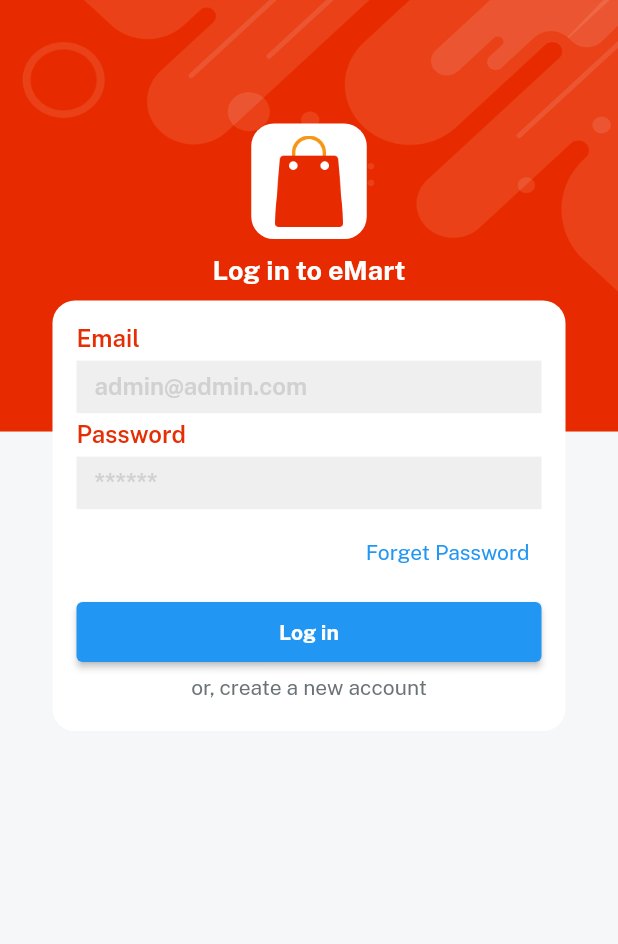
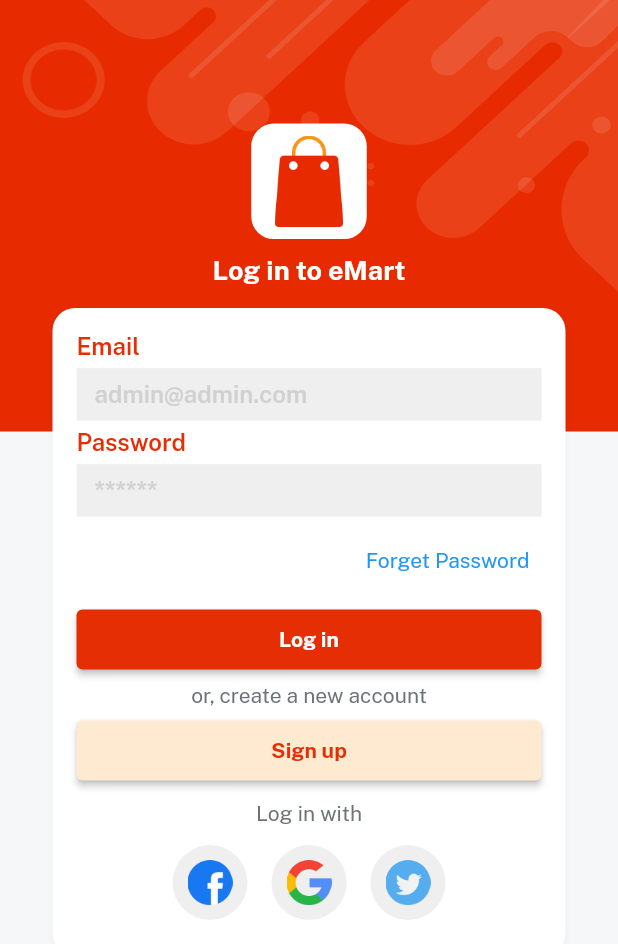
Before and after one commit to avikumar11haz/eMart_app, a Flutter app: the screen it shows after launch, on a phone screen of 412 x 824 dp. Shown: the top 944 px of the screen. Run offline on Flutter 3.47's test engine with Material 2 defaults, Android fonts, the phone set to English and light mode, and no system bars; our stand-ins replace get, velocity_x.

```diff
--- a/lib/consts/colors.dart
+++ b/lib/consts/colors.dart
@@ -7,3 +7,4 @@ const Color whiteColor = Color.fromRGBO(255, 255, 255, 1);
 const Color lightGrey = Color.fromRGBO(239, 239, 239, 1);
 const Color redColor = Color.fromRGBO(230, 46, 4, 1);
 const Color golden = Color.fromRGBO(255, 168, 0, 1);
+const Color lightgolden = Color(0xffFEEAD1);
--- /dev/null
+++ b/lib/consts/lists.dart
@@ -0,0 +1,5 @@
+
+
+import 'package:emart_app/consts/consts.dart';
+
+const socialIconList = [icFacebookLogo, icGoogleLogo, icTwitterLogo];
--- a/lib/consts/strings.dart
+++ b/lib/consts/strings.dart
@@ -6,7 +6,13 @@ const emailHint = "admin@admin.com";
     const password = "Password";
     const passwordHint ="******";
     const forgetPass = "Forget Password";
+    const retypePassword = "Retype Password";
+    const name = "Name";
+    const nameHint = "^v! kumar";
     const login = "Log in";
     const signup = "Sign up";
     const createNewAccount = "or, create a new account";
     const loginWith = "Log in with";
+    const privacyPolicy = "Privacy Policy";
+    const termAndCond = "Terms and Conditions";
+    const alreadyHaveAccount = "Already have an account? ";
--- a/lib/views/auth_screen/login_screen.dart
+++ b/lib/views/auth_screen/login_screen.dart
@@ -1,8 +1,11 @@
 import 'package:emart_app/consts/consts.dart';
+import 'package:emart_app/consts/lists.dart';
+import 'package:emart_app/views/auth_screen/signup_screen.dart';
 import 'package:emart_app/widgets_common/applog_widget.dart';
 import 'package:emart_app/widgets_common/bg_widgets.dart';
 import 'package:emart_app/widgets_common/custom_textfield.dart';
 import 'package:emart_app/widgets_common/our_button.dart';
+import 'package:get/get.dart';
 
 
 class LoginScreen extends StatelessWidget {
@@ -12,6 +15,7 @@ class LoginScreen extends StatelessWidget {
   Widget build(BuildContext context) {
     return bgWidget(
         child: Scaffold(
+          resizeToAvoidBottomInset: false,
          body: Center(
           child: Column(
           children: [
@@ -19,7 +23,7 @@ class LoginScreen extends StatelessWidget {
             applogoWidget(),
             10.heightBox,
             "Log in to $appname".text.fontFamily(bold).white.size(18).make(),
-            10.heightBox,
+            15.heightBox,
             Column(
               children: [
                 customTextField(hint: emailHint, title: email),
@@ -33,8 +37,32 @@ class LoginScreen extends StatelessWidget {
                 5.heightBox,
                 createNewAccount.text.color(fontGrey).make(),
                 5.heightBox,
+                ourButton(color: lightgolden, title: signup, textColor: redColor, onPress: (){
+                  Get.to(()=> const SignupScreen());
+                } )
+                .box
+                .width(context.screenWidth - 50)
+                .make(),
+                10.heightBox,
+                loginWith.text.color(fontGrey).make(),
+                5.heightBox,
+                Row(
+                  mainAxisAlignment: MainAxisAlignment.center,
+                  children: List.generate(3,
+                          (index) => Padding(
+                            padding: const EdgeInsets.all(8.0),
+                            child: CircleAvatar(
+                              backgroundColor: lightGrey,
+                                radius: 25,
+                              child: Image.asset(
+                                  socialIconList[index],
+                              width: 30,
+                              ),
+                            ),
+                          ))
+                )
               ],
-            ).box.white.rounded.padding(const EdgeInsets.all(16)).width(context.screenWidth - 70).make(),
+            ).box.white.rounded.padding(const EdgeInsets.all(16)).width(context.screenWidth - 70).shadowSm.make(),
 
 
           ],
--- a/lib/widgets_common/our_button.dart
+++ b/lib/widgets_common/our_button.dart
@@ -5,11 +5,9 @@ import 'package:velocity_x/velocity_x.dart';
 Widget ourButton({onPress, color, textColor, String? title}){
   return ElevatedButton(
     style: ElevatedButton.styleFrom(
-      foregroundColor: color,
+      primary: color,
       padding: const EdgeInsets.all(12),
     ),
-      onPressed: (){
-      onPress;
-      },
+      onPressed: onPress,
       child: title!.text.color(textColor).fontFamily(bold).make());
 }
```
Also changed, not shown: lib/views/auth_screen/signup_screen.dart (added, +112 -0 lines).
